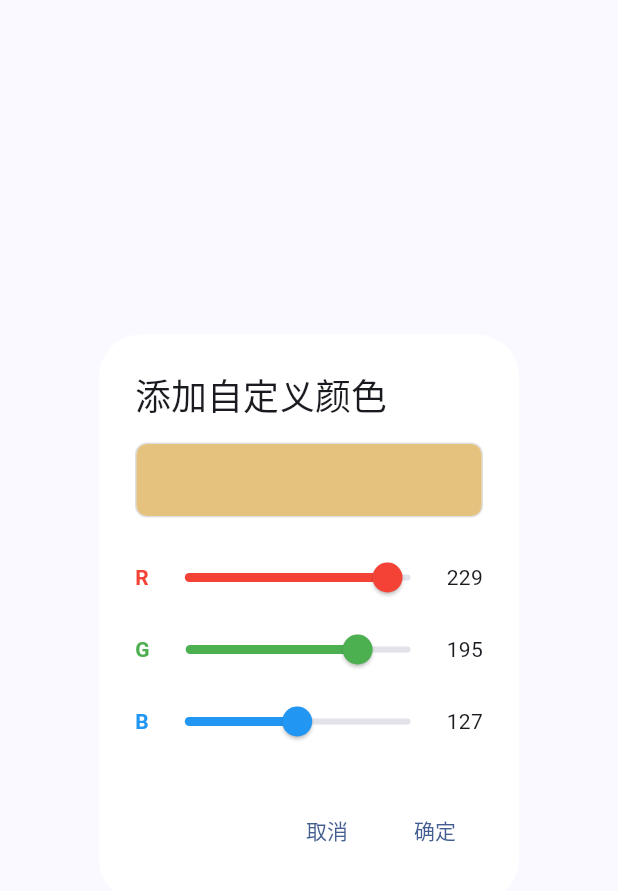
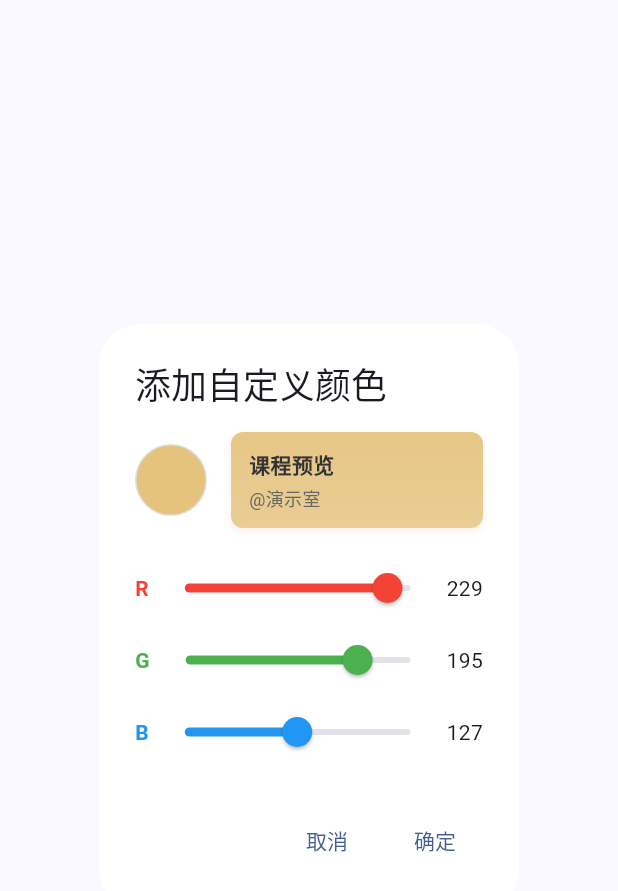
Before and after one commit to Lulozi/DormDevise, a Flutter app: the _CustomColorPickerDialog widget shown alone on an empty page, opened directly, on a phone screen of 412 x 824 dp. Shown: the top 891 px of the screen. Run offline on Flutter 3.47's test engine with Material 3 defaults, Android fonts, the light colour scheme and no system bars; our stand-ins replace device_info_plus, file_picker, font_awesome_flutter, open_filex, package_info_plus, permission_handler and 3 more; missing offline and left inert: home_widget, linked_scroll_controller, mqtt_client, plugin_wifi_connect, wifi_scan; accounts and stored records are empty; statements that could not run were skipped.

Commit message:
优化自定义颜色选择对话框的布局，增加课程预览展示

```diff
--- a/lib/views/screens/table/course_edit_page.dart
+++ b/lib/views/screens/table/course_edit_page.dart
@@ -1500,14 +1500,74 @@ class _CustomColorPickerDialogState extends State<_CustomColorPickerDialog> {
       content: Column(
         mainAxisSize: MainAxisSize.min,
         children: [
-          Container(
-            height: 50,
-            width: double.infinity,
-            decoration: BoxDecoration(
-              color: currentColor,
-              borderRadius: BorderRadius.circular(8),
-              border: Border.all(color: Colors.grey.shade300),
-            ),
+          Row(
+            children: [
+              Container(
+                width: 48,
+                height: 48,
+                decoration: BoxDecoration(
+                  color: currentColor,
+                  shape: BoxShape.circle,
+                  border: Border.all(color: Colors.grey.shade300),
+                ),
+              ),
+              const SizedBox(width: 16),
+              Expanded(
+                child: Container(
+                  height: 64,
+                  decoration: BoxDecoration(
+                    borderRadius: BorderRadius.circular(8),
+                    gradient: LinearGradient(
+                      colors: [
+                        currentColor.withValues(alpha: 0.92),
+                        currentColor.withValues(alpha: 0.78),
+                      ],
+                      begin: Alignment.topCenter,
+                      end: Alignment.bottomCenter,
+                    ),
+                    boxShadow: [
+                      BoxShadow(
+                        color: currentColor.withValues(alpha: 0.25),
+                        blurRadius: 4,
+                        offset: const Offset(0, 2),
+                      ),
+                    ],
+                  ),
+                  child: Padding(
+                    padding: const EdgeInsets.symmetric(
+                      horizontal: 12,
+                      vertical: 8,
+                    ),
+                    child: Column(
+                      mainAxisAlignment: MainAxisAlignment.center,
+                      crossAxisAlignment: CrossAxisAlignment.start,
+                      children: const [
+                        Text(
+                          '课程预览',
+                          style: TextStyle(
+                            color: Color(0xFF333333),
+                            fontWeight: FontWeight.w700,
+                            fontSize: 14,
+                          ),
+                          maxLines: 1,
+                          overflow: TextOverflow.ellipsis,
+                        ),
+                        SizedBox(height: 4),
+                        Text(
+                          '@演示室',
+                          style: TextStyle(
+                            color: Color(0xFF666666),
+                            fontSize: 12,
+                          ),
+                          maxLines: 1,
+                          overflow: TextOverflow.ellipsis,
+                        ),
+                      ],
+                    ),
+                  ),
+                ),
+              ),
+            ],
           ),
           const SizedBox(height: 16),
           _buildSlider('R', _r, Colors.red, (v) => setState(() => _r = v)),
```
